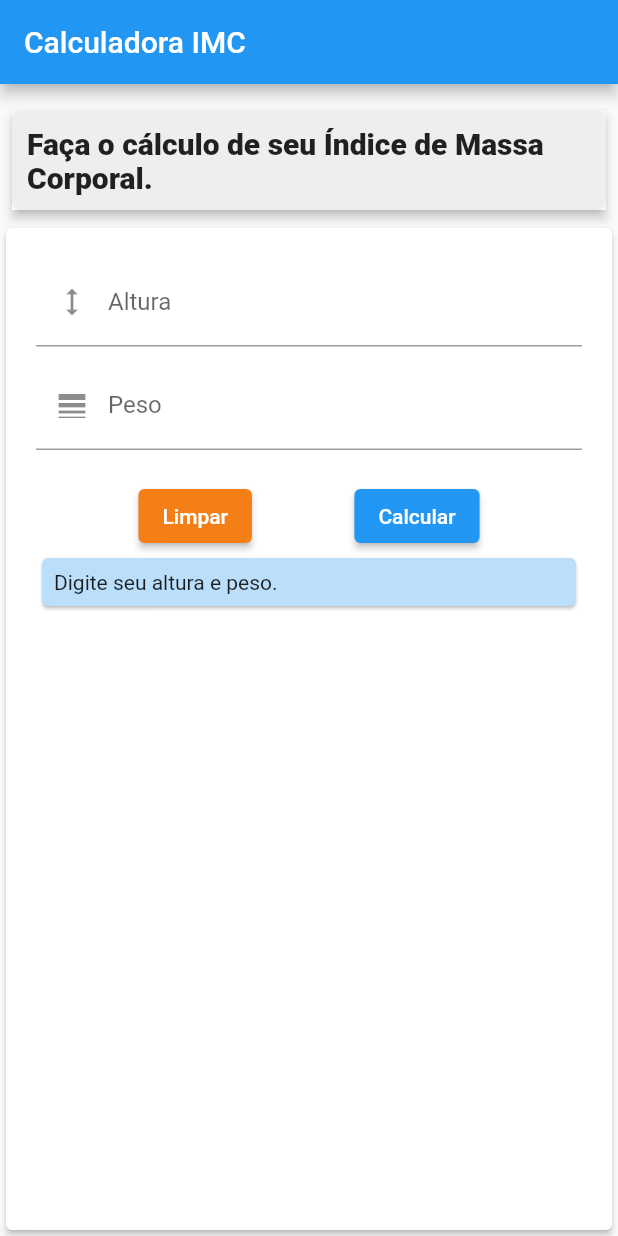
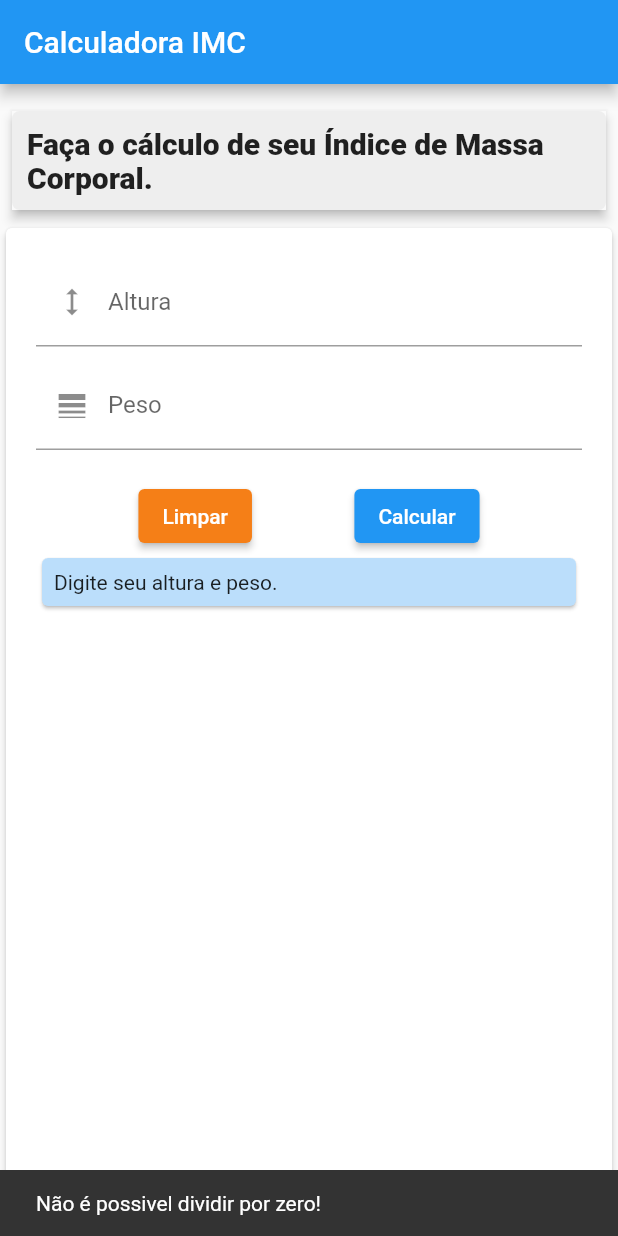
Before and after one commit to ETEC-Pedro-Badran/calcimc, a Flutter app: the screen it shows after launch, after a tap on "Calcular", on a phone screen of 412 x 824 dp. Run offline on Flutter 3.47's test engine with Material 2 defaults, Android fonts, the phone set to English and light mode, and no system bars.

Commit message:
Mensagem no rodapé.

```diff
--- a/lib/formimc_widget.dart
+++ b/lib/formimc_widget.dart
@@ -61,6 +61,8 @@ class _FormIMCState extends State<FormIMC> {
 
                     if (altura == 0) {
                       print("Não é possivel dividir por zero!");
+                      ScaffoldMessenger.of(context).showSnackBar(SnackBar(
+                          content: Text("Não é possivel dividir por zero!")));
                     } else {
                       setState(() {
                         imc = (peso * peso) / altura;
```
